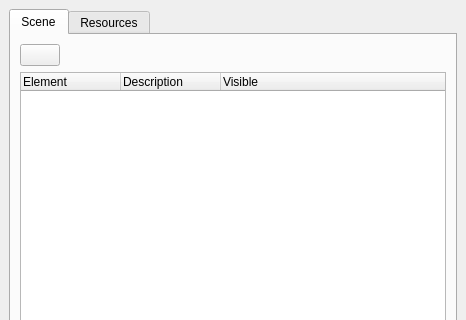
First picture: the form in brickleedit/src/gui/scenetree/scenetreedock.ui, repository paarm/bricklebrit, before the edit; both pictures show x 0 to 466 and y 0 to 320 of the 466 by 580 pixel window.
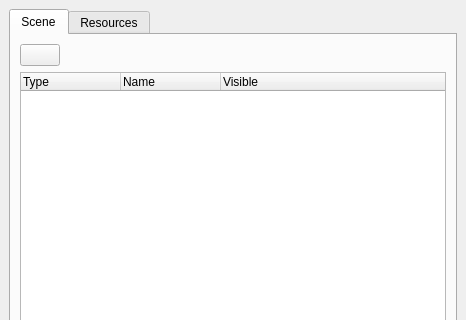
Second picture: the form after the edit. Icons and pictures are not drawn.

Diff of the .ui file:
```diff
--- a/brickleedit/src/gui/scenetree/scenetreedock.ui
+++ b/brickleedit/src/gui/scenetree/scenetreedock.ui
@@ -120,12 +120,12 @@
           </property>
           <column>
            <property name="text">
-            <string>Element</string>
+            <string>Type</string>
            </property>
           </column>
           <column>
            <property name="text">
-            <string>Description</string>
+            <string>Name</string>
            </property>
           </column>
           <column>
```
